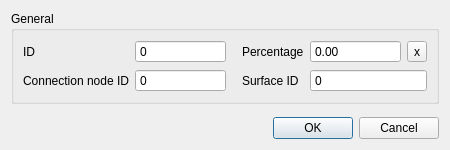
nens/threedi-schematisation-editor, file threedi_schematisation_editor/forms/ui/surface_map.ui: the form before one commit.
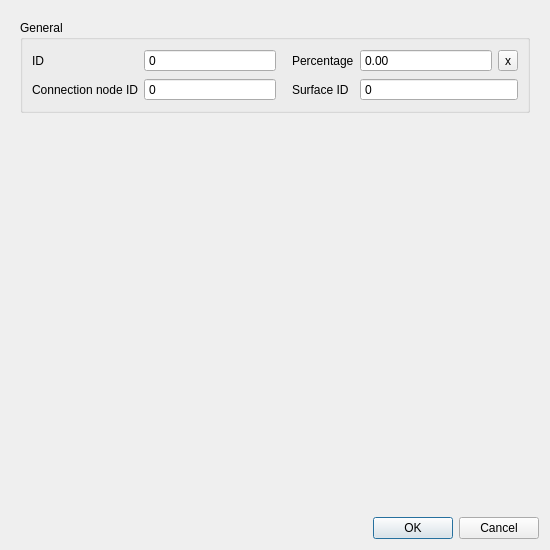
The form after the commit.

The edit to the form file:
```diff
--- a/threedi_schematisation_editor/forms/ui/surface_map.ui
+++ b/threedi_schematisation_editor/forms/ui/surface_map.ui
@@ -6,8 +6,8 @@
    <rect>
     <x>0</x>
     <y>0</y>
-    <width>450</width>
-    <height>150</height>
+    <width>550</width>
+    <height>550</height>
    </rect>
   </property>
   <property name="windowTitle">
@@ -17,7 +17,32 @@
    <locale language="English" country="UnitedStates"/>
   </property>
   <layout class="QGridLayout" name="gridLayout">
-   <item row="3" column="0">
+   <item row="4" column="0">
+    <widget class="QDialogButtonBox" name="buttonBox">
+     <property name="standardButtons">
+      <set>QDialogButtonBox::Cancel|QDialogButtonBox::Ok</set>
+     </property>
+    </widget>
+   </item>
+   <item row="0" column="0">
+    <widget class="QScrollArea" name="scrollArea">
+     <property name="frameShape">
+      <enum>QFrame::NoFrame</enum>
+     </property>
+     <property name="widgetResizable">
+      <bool>true</bool>
+     </property>
+     <widget class="QWidget" name="scrollAreaWidgetContents">
+      <property name="geometry">
+       <rect>
+        <x>0</x>
+        <y>0</y>
+        <width>532</width>
+        <height>503</height>
+       </rect>
+      </property>
+      <layout class="QGridLayout" name="gridLayout_2">
+       <item row="0" column="0">
     <widget class="QGroupBox" name="grp_general">
      <property name="enabled">
       <bool>true</bool>
@@ -209,14 +234,7 @@
      </layout>
     </widget>
    </item>
-   <item row="5" column="0">
-    <widget class="QDialogButtonBox" name="buttonBox">
-     <property name="standardButtons">
-      <set>QDialogButtonBox::Cancel|QDialogButtonBox::Ok</set>
-     </property>
-    </widget>
-   </item>
-   <item row="4" column="0">
+       <item row="1" column="0">
     <spacer name="verticalSpacer">
      <property name="orientation">
       <enum>Qt::Vertical</enum>
@@ -228,6 +246,10 @@
       </size>
      </property>
     </spacer>
+       </item>
+      </layout>
+     </widget>
+    </widget>
    </item>
   </layout>
  </widget>
```
Lines whose indentation alone changed are shown as unchanged.
